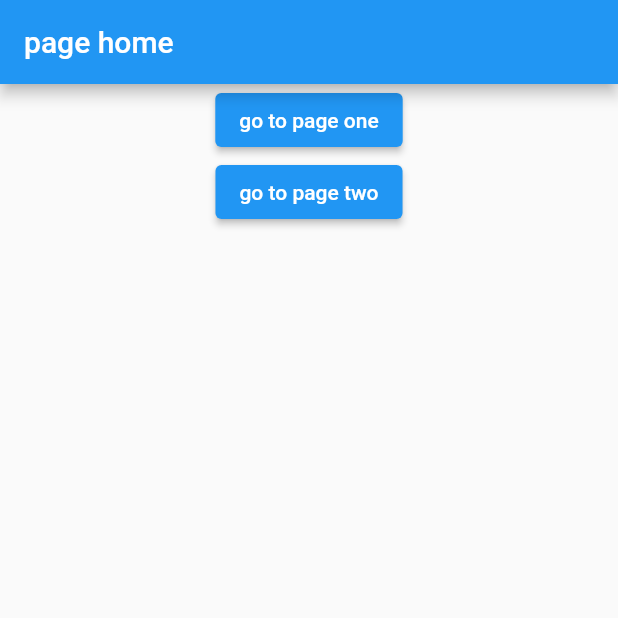
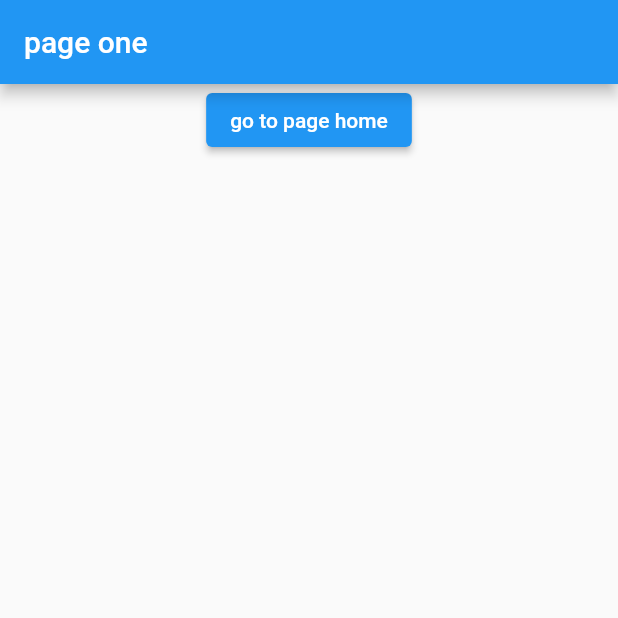
Before and after one commit to json-kim/go_router_test, a Flutter app: the PageOne screen opened by its route, after a tap on "go to page home", on a phone screen of 412 x 824 dp, the top half of it. Run offline on Flutter 3.47's test engine with Material 2 defaults, Android fonts, the phone set to English and light mode, and no system bars; our stand-ins replace go_router.

Commit message:
Update pop 메서드 사용

```diff
--- a/lib/screen/page_one.dart
+++ b/lib/screen/page_one.dart
@@ -16,14 +16,9 @@ class PageOne extends StatelessWidget {
           children: [
             ElevatedButton(
                 onPressed: () {
-                  context.go('/');
+                  context.pop();
                 },
                 child: const Text('go to page home')),
-            ElevatedButton(
-                onPressed: () {
-                  context.go('/page2');
-                },
-                child: const Text('go to page two')),
           ],
         ),
       ),
```
Also changed, not shown: lib/screen/page_two.dart (+1 -6 lines).
